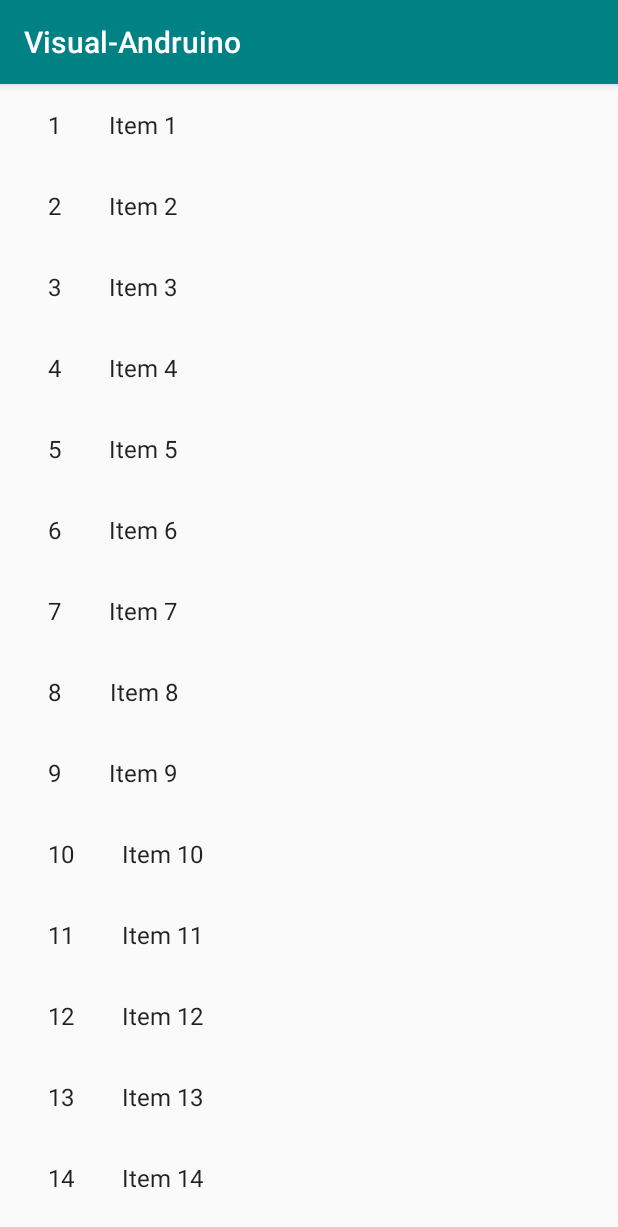
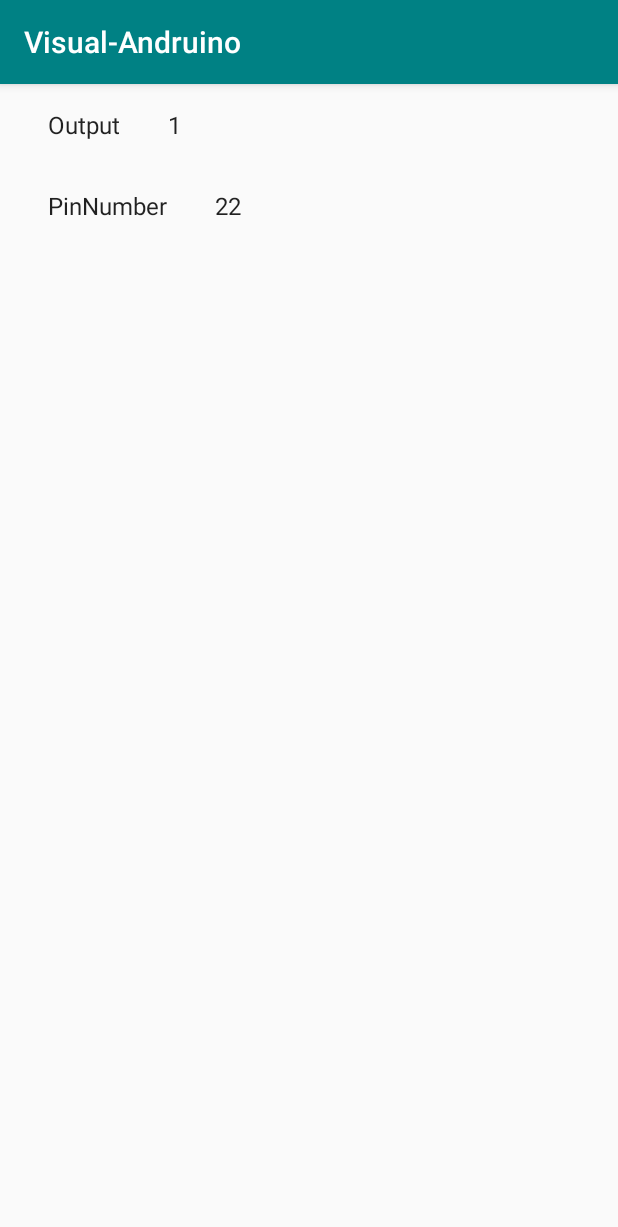
Before and after one commit to F4b1-/visual-andruino, an Android app: the fragment ItemParameterFragment placed in its activity, on a phone screen of 412 x 824 dp. Shown: the top 1227 px of the screen. Run offline under Robolectric (Android 15) with nearby library versions, the phone set to English and light mode, and no system bars; libraries missing offline, so code that uses them is left out: com.woxthebox.draglistview, io.palaima.smoothbluetooth; 13 statements that could not run were skipped.

```diff
--- a/app/build.gradle
+++ b/app/build.gradle
@@ -30,6 +30,7 @@ dependencies {
     implementation 'com.android.support:appcompat-v7:27.1.1'
     implementation 'com.android.support.constraint:constraint-layout:1.1.3'
     implementation 'com.android.support:design:27.1.1'
+    implementation 'com.android.support:support-v4:27.1.1'
     testImplementation 'junit:junit:4.12'
     androidTestImplementation 'com.android.support.test:runner:1.0.2'
     androidTestImplementation 'com.android.support.test.espresso:espresso-core:3.0.2'
--- a/app/src/main/java/it/unibz/mobile/visualandruino/ItemParameterFragment.java
+++ b/app/src/main/java/it/unibz/mobile/visualandruino/ItemParameterFragment.java
@@ -12,7 +12,9 @@ import android.view.ViewGroup;
 
 import it.unibz.mobile.visualandruino.dummy.DummyContent;
 import it.unibz.mobile.visualandruino.dummy.DummyContent.DummyItem;
+import it.unibz.mobile.visualandruino.models.Parameter;
 
+import java.util.ArrayList;
 import java.util.List;
 
 /**
@@ -70,9 +72,14 @@ public class ItemParameterFragment extends Fragment {
                 recyclerView.setLayoutManager(new GridLayoutManager(context, mColumnCount));
             }
 
+            ArrayList<Parameter> arr=new ArrayList<Parameter>();
+            Parameter val=new Parameter("Output","1");
+            Parameter valPin=new Parameter("PinNumber","22");
+            arr.add(val );
+            arr.add(valPin );
 
 
-            recyclerView.setAdapter(new MyItemParameterRecyclerViewAdapter(DummyContent.ITEMS, mListener));
+            recyclerView.setAdapter(new MyItemParameterRecyclerViewAdapter(arr, mListener));
         }
         return view;
     }
@@ -107,6 +114,6 @@ public class ItemParameterFragment extends Fragment {
      */
     public interface OnListFragmentInteractionListener {
         // TODO: Update argument type and name
-        void onListFragmentInteraction(DummyItem item);
+        void onListFragmentInteraction(Parameter item);
     }
 }
--- a/app/src/main/java/it/unibz/mobile/visualandruino/MainActivity.java
+++ b/app/src/main/java/it/unibz/mobile/visualandruino/MainActivity.java
@@ -19,6 +19,7 @@ import java.util.List;
 import io.palaima.smoothbluetooth.Device;
 import io.palaima.smoothbluetooth.SmoothBluetooth;
 import it.unibz.mobile.visualandruino.dummy.DummyContent;
+import it.unibz.mobile.visualandruino.models.Parameter;
 
 
 import android.support.v7.app.AppCompatActivity;
@@ -55,7 +56,7 @@ public class MainActivity extends AppCompatActivity implements ItemParameterFrag
         transaction.replace(R.id.container, fragment, "fragment").commit();
     }
 
-    public void onListFragmentInteraction(DummyContent.DummyItem uri){
+    public void onListFragmentInteraction(Parameter uri){
         //you can leave it empty
     }
 
--- a/app/src/main/java/it/unibz/mobile/visualandruino/MyItemParameterRecyclerViewAdapter.java
+++ b/app/src/main/java/it/unibz/mobile/visualandruino/MyItemParameterRecyclerViewAdapter.java
@@ -8,6 +8,7 @@ import android.widget.TextView;
 
 import it.unibz.mobile.visualandruino.ItemParameterFragment.OnListFragmentInteractionListener;
 import it.unibz.mobile.visualandruino.dummy.DummyContent.DummyItem;
+import it.unibz.mobile.visualandruino.models.Parameter;
 
 import java.util.List;
 
@@ -18,10 +19,10 @@ import java.util.List;
  */
 public class MyItemParameterRecyclerViewAdapter extends RecyclerView.Adapter<MyItemParameterRecyclerViewAdapter.ViewHolder> {
 
-    private final List<DummyItem> mValues;
+    private final List<Parameter> mValues;
     private final OnListFragmentInteractionListener mListener;
 
-    public MyItemParameterRecyclerViewAdapter(List<DummyItem> items, OnListFragmentInteractionListener listener) {
+    public MyItemParameterRecyclerViewAdapter(List<Parameter> items, OnListFragmentInteractionListener listener) {
         mValues = items;
         mListener = listener;
     }
@@ -36,8 +37,8 @@ public class MyItemParameterRecyclerViewAdapter extends RecyclerView.Adapter<MyI
     @Override
     public void onBindViewHolder(final ViewHolder holder, int position) {
         holder.mItem = mValues.get(position);
-        holder.mIdView.setText(mValues.get(position).id);
-        holder.mContentView.setText(mValues.get(position).content);
+        holder.mIdView.setText(mValues.get(position).getParameterName());
+        holder.mContentView.setText(mValues.get(position).getValue());
 
         holder.mView.setOnClickListener(new View.OnClickListener() {
             @Override
@@ -60,7 +61,7 @@ public class MyItemParameterRecyclerViewAdapter extends RecyclerView.Adapter<MyI
         public final View mView;
         public final TextView mIdView;
         public final TextView mContentView;
-        public DummyItem mItem;
+        public Parameter mItem;
 
         public ViewHolder(View view) {
             super(view);
```
